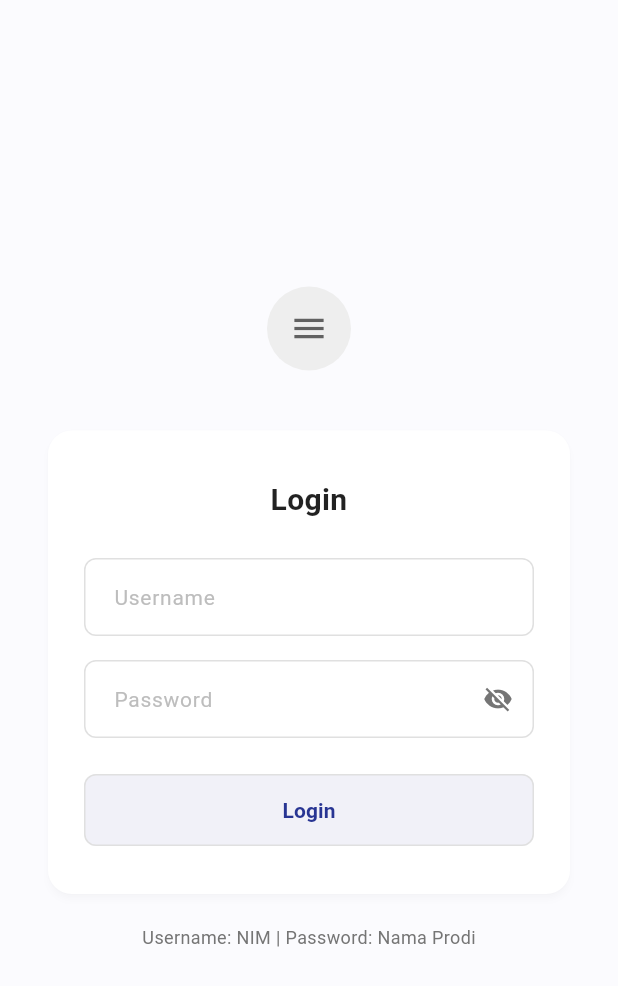
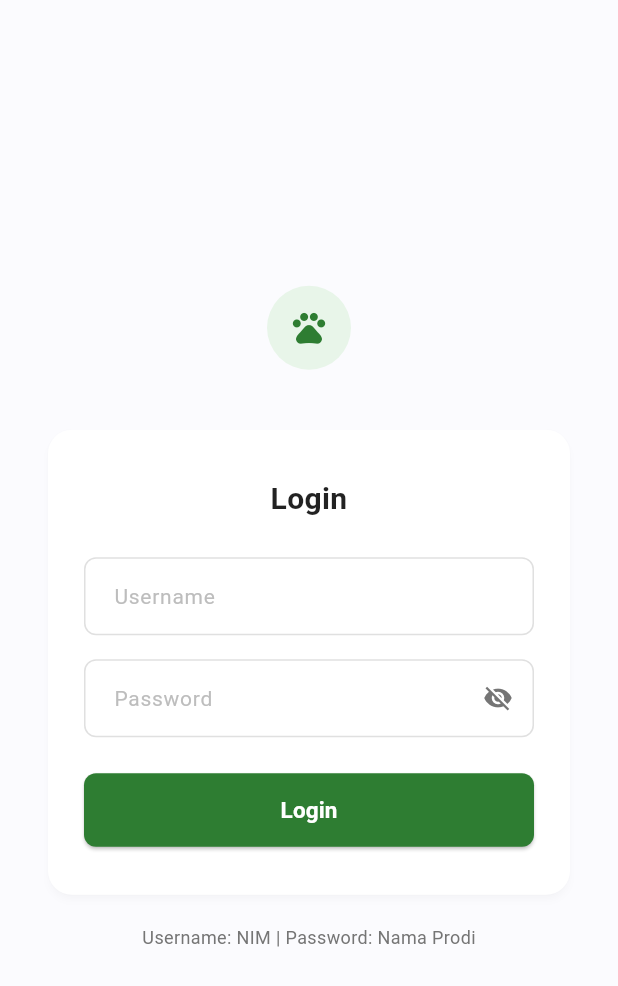
Before and after one commit to Exalty/animalist, a Flutter app: the screen it shows after launch, on a phone screen of 412 x 824 dp. Shown: the top 986 px of the screen. Run offline on Flutter 3.47's test engine with Material 3 defaults, Android fonts, the phone set to English and light mode, and no system bars.

Commit message:
perubahan tampilan

```diff
--- a/lib/main.dart
+++ b/lib/main.dart
@@ -16,7 +16,13 @@ class AnimalistApp extends StatelessWidget {
       theme: ThemeData(
         useMaterial3: true,
         colorScheme: ColorScheme.fromSeed(
-          seedColor: Colors.deepPurple,
+          seedColor: const Color(0xFF2E7D32),
+          primary: const Color(0xFF2E7D32),
+        ),
+        appBarTheme: const AppBarTheme(
+          backgroundColor: Color(0xFF2E7D32),
+          foregroundColor: Colors.white,
+          elevation: 0,
         ),
       ),
       home: const LoginPage(),
--- a/lib/pages/login_page.dart
+++ b/lib/pages/login_page.dart
@@ -12,6 +12,7 @@ class _LoginPageState extends State<LoginPage> {
   final TextEditingController _usernameController = TextEditingController();
   final TextEditingController _passwordController = TextEditingController();
   bool _isPasswordVisible = false;
+  bool isLoginFailed = false; // State error handling sesuai Modul 3
 
   // Kredensial login sesuai ketentuan tugas:
   // Username: NIM (contoh: 124240004)
@@ -30,13 +31,19 @@ class _LoginPageState extends State<LoginPage> {
         (username == 'admin' && password == 'admin');
 
     if (isSuccess) {
-      // Navigasi push replacement ke Home Page sesuai clue soal
+      setState(() {
+        isLoginFailed = false;
+      });
+      // Navigasi push replacement ke Home Page sesuai clue kuis & Modul 4
       Navigator.pushReplacement(
         context,
         MaterialPageRoute(builder: (context) => const HomePage()),
       );
     } else {
-      // Tampilkan snackbar merah jika login gagal
+      // Sesuai Modul 3: update isLoginFailed untuk dynamic styling border & tampilkan SnackBar
+      setState(() {
+        isLoginFailed = true;
+      });
       ScaffoldMessenger.of(context).hideCurrentSnackBar();
       ScaffoldMessenger.of(context).showSnackBar(
         const SnackBar(
@@ -73,13 +80,13 @@ class _LoginPageState extends State<LoginPage> {
                 Container(
                   width: 56,
                   height: 56,
-                  decoration: BoxDecoration(
-                    color: Colors.grey.shade200,
+                  decoration: const BoxDecoration(
+                    color: Color(0xFFE8F5E9),
                     shape: BoxShape.circle,
                   ),
-                  child: Icon(
-                    Icons.menu,
-                    color: Colors.grey.shade700,
+                  child: const Icon(
+                    Icons.pets,
+                    color: Color(0xFF2E7D32),
                     size: 26,
                   ),
                 ),
@@ -116,6 +123,13 @@ class _LoginPageState extends State<LoginPage> {
                         TextField(
                           controller: _usernameController,
                           keyboardType: TextInputType.text,
+                          onChanged: (_) {
+                            if (isLoginFailed) {
+                              setState(() {
+                                isLoginFailed = false;
+                              });
+                            }
+                          },
                           decoration: InputDecoration(
                             hintText: 'Username',
                             hintStyle: TextStyle(
@@ -132,12 +146,19 @@ class _LoginPageState extends State<LoginPage> {
                             ),
                             enabledBorder: OutlineInputBorder(
                               borderRadius: BorderRadius.circular(8),
-                              borderSide: BorderSide(color: Colors.grey.shade300),
+                              borderSide: BorderSide(
+                                color: isLoginFailed
+                                    ? Colors.red
+                                    : Colors.grey.shade300,
+                                width: isLoginFailed ? 1.5 : 1.0,
+                              ),
                             ),
                             focusedBorder: OutlineInputBorder(
                               borderRadius: BorderRadius.circular(8),
-                              borderSide: const BorderSide(
-                                color: Colors.deepPurple,
+                              borderSide: BorderSide(
+                                color: isLoginFailed
+                                    ? Colors.red
+                                    : const Color(0xFF2E7D32),
                                 width: 1.5,
                               ),
                             ),
@@ -149,6 +170,13 @@ class _LoginPageState extends State<LoginPage> {
                         TextField(
                           controller: _passwordController,
                           obscureText: !_isPasswordVisible,
+                          onChanged: (_) {
+                            if (isLoginFailed) {
+                              setState(() {
+                                isLoginFailed = false;
+                              });
+                            }
+                          },
                           decoration: InputDecoration(
                             hintText: 'Password',
                             hintStyle: TextStyle(
@@ -179,12 +207,19 @@ class _LoginPageState extends State<LoginPage> {
                             ),
                             enabledBorder: OutlineInputBorder(
                               borderRadius: BorderRadius.circular(8),
-                              borderSide: BorderSide(color: Colors.grey.shade300),
+                              borderSide: BorderSide(
+                                color: isLoginFailed
+                                    ? Colors.red
+                                    : Colors.grey.shade300,
+                                width: isLoginFailed ? 1.5 : 1.0,
+                              ),
                             ),
                             focusedBorder: OutlineInputBorder(
                               borderRadius: BorderRadius.circular(8),
-                              borderSide: const BorderSide(
-                                color: Colors.deepPurple,
+                              borderSide: BorderSide(
+                                color: isLoginFailed
+                                    ? Colors.red
+                                    : const Color(0xFF2E7D32),
                                 width: 1.5,
                               ),
                             ),
@@ -196,20 +231,19 @@ class _LoginPageState extends State<LoginPage> {
                         ElevatedButton(
                           onPressed: _login,
                           style: ElevatedButton.styleFrom(
-                            backgroundColor: const Color(0xFFF1F1F8),
-                            foregroundColor: Colors.indigo.shade800,
-                            elevation: 0,
+                            backgroundColor: const Color(0xFF2E7D32),
+                            foregroundColor: Colors.white,
+                            elevation: 1,
                             padding: const EdgeInsets.symmetric(vertical: 14),
                             shape: RoundedRectangleBorder(
                               borderRadius: BorderRadius.circular(8),
-                              side: BorderSide(color: Colors.grey.shade300),
                             ),
                           ),
                           child: const Text(
                             'Login',
                             style: TextStyle(
-                              fontWeight: FontWeight.w600,
-                              fontSize: 14,
+                              fontWeight: FontWeight.bold,
+                              fontSize: 15,
                             ),
                           ),
                         ),
```
Also changed, not shown: lib/pages/detail_page.dart (+57 -21 lines), lib/pages/home_page.dart (+6 -6 lines).
